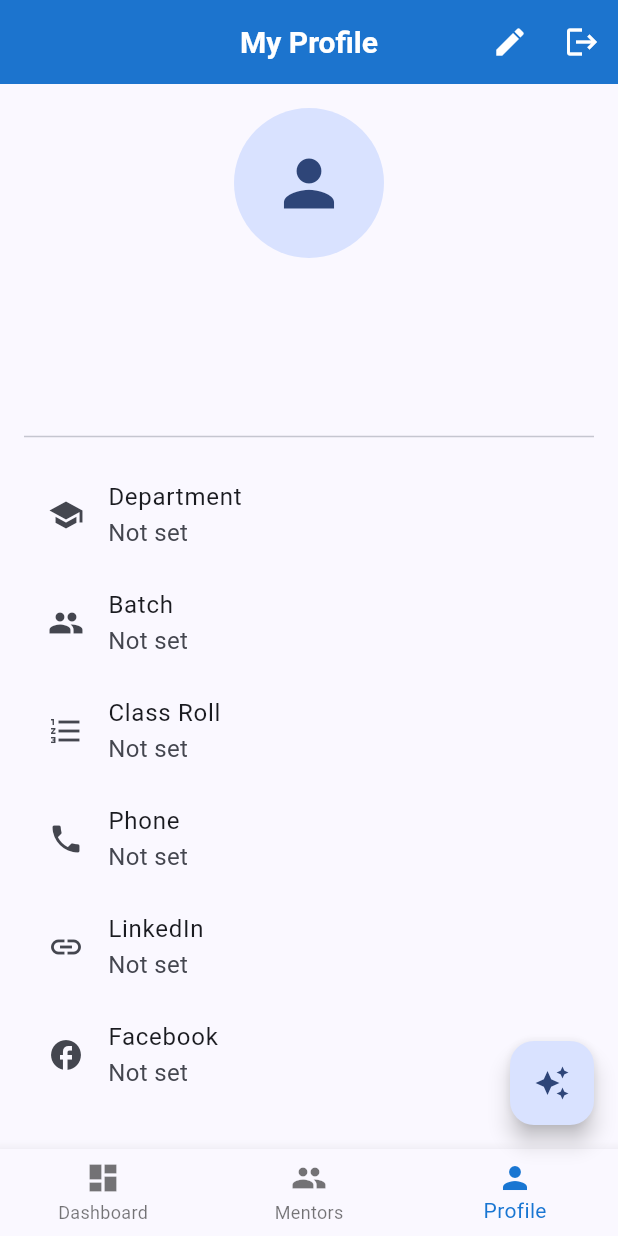
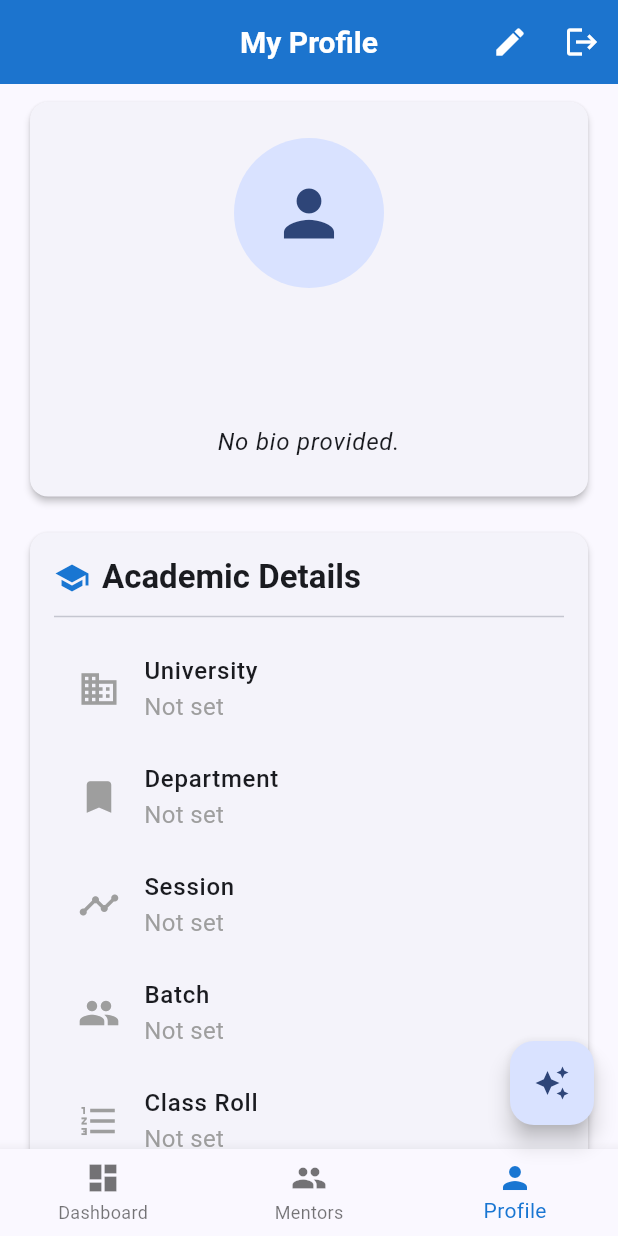
Before and after one commit to AbdullahRFA/campus_guardian, a Flutter app: the screen it shows once a user with an empty profile is signed in, item 3 of the bottom bar chosen, on a phone screen of 412 x 824 dp. Run offline on Flutter 3.47's test engine with Material 3 defaults, Android fonts, the phone set to English and light mode, and no system bars; our stand-ins replace cloud_firestore, firebase_auth, firebase_core, flutter_dotenv, go_router, image_picker and 1 more; missing offline and left inert: gpt_markdown; accounts and stored records are empty.

Commit message:
Modify Profile screen:
This version includes the reorganized layout with separate cards for "Academic Details," "Contact Information" (with email), and "Social Links."

Signed-off-by: AbdullahRFA <shakibrybmn@gmail.com>

```diff
--- a/lib/features/profile/screens/profile_screen.dart
+++ b/lib/features/profile/screens/profile_screen.dart
@@ -6,6 +6,7 @@ import 'package:firebase_auth/firebase_auth.dart';
 import 'package:flutter/material.dart';
 import 'package:go_router/go_router.dart';
 import 'package:shared_preferences/shared_preferences.dart';
+import 'package:url_launcher/url_launcher.dart';
 
 class ProfileScreen extends StatefulWidget {
   const ProfileScreen({super.key});
@@ -24,13 +25,23 @@ class _ProfileScreenState extends State<ProfileScreen> {
     _loadLocalImage();
   }
 
-  // Load the saved image path from SharedPreferences
   Future<void> _loadLocalImage() async {
     final prefs = await SharedPreferences.getInstance();
     if (mounted) {
       setState(() {
         _localImagePath = prefs.getString('profile_pic_path_$currentUserId');
       });
+    }
+  }
+
+  Future<void> _launchURL(String urlString) async {
+    final Uri url = Uri.parse(urlString);
+    if (!await launchUrl(url, mode: LaunchMode.externalApplication)) {
+      if (mounted) {
+        ScaffoldMessenger.of(context).showSnackBar(
+          SnackBar(content: Text('Could not launch $urlString')),
+        );
+      }
     }
   }
 
@@ -44,14 +55,8 @@ class _ProfileScreenState extends State<ProfileScreen> {
             icon: const Icon(Icons.edit),
             tooltip: 'Edit Profile',
             onPressed: () async {
-              // Wait for the edit screen to close
               await context.push('/app/profile/edit');
-
-              // After returning, trigger a rebuild to ensure the StreamBuilder
-              // fetches the absolute latest data.
-              if (mounted) {
-                setState(() {});
-              }
+              _loadLocalImage();
             },
           ),
           IconButton(
@@ -75,30 +80,68 @@ class _ProfileScreenState extends State<ProfileScreen> {
           }
 
           var userData = snapshot.data!.data() as Map<String, dynamic>;
-          String firestoreImageUrl = userData['profilePicUrl'] ?? '';
 
-          ImageProvider? backgroundImage;
-          // Priority 1: Use the freshly loaded local path
-          if (_localImagePath != null && _localImagePath!.isNotEmpty) {
-            if (kIsWeb) {
-              backgroundImage = NetworkImage(_localImagePath!); // For blob:http URL
-            } else {
-              backgroundImage = FileImage(File(_localImagePath!));
-            }
-          }
-          // Priority 2: Use the path from Firestore (fallback)
-          else if (firestoreImageUrl.isNotEmpty) {
-            if (firestoreImageUrl.startsWith('http')) {
-              backgroundImage = NetworkImage(firestoreImageUrl);
-            } else if (!kIsWeb) {
-              backgroundImage = FileImage(File(firestoreImageUrl));
-            }
+          return ListView(
+            padding: const EdgeInsets.symmetric(horizontal: 16.0, vertical: 8.0),
+            children: [
+              _buildProfileHeader(context, userData),
+              const SizedBox(height: 16),
+              _buildInfoCard(
+                context,
+                title: 'Academic Details',
+                icon: Icons.school,
+                children: [
+                  _buildProfileInfoTile(Icons.business, 'University', userData['university']),
+                  _buildProfileInfoTile(Icons.bookmark, 'Department', userData['department']),
+                  _buildProfileInfoTile(Icons.timeline, 'Session', userData['session']),
+                  _buildProfileInfoTile(Icons.group, 'Batch', userData['batch']),
+                  _buildProfileInfoTile(Icons.format_list_numbered, 'Class Roll', userData['classRoll']),
+                  _buildProfileInfoTile(Icons.star, 'B.Sc CGPA', userData['bscCgpa']),
+                  _buildProfileInfoTile(Icons.star_border, 'M.Sc CGPA', userData['mscCgpa']),
+                ],
+              ),
+              const SizedBox(height: 16),
+              _buildInfoCard(
+                context,
+                title: 'Contact Information',
+                icon: Icons.contact_page,
+                children: [
+                  _buildProfileInfoTile(Icons.email, 'Email', userData['email']),
+                  _buildProfileInfoTile(Icons.phone, 'Phone', userData['phoneNumber']),
+                ],
+              ),
+              const SizedBox(height: 16),
+              _buildInfoCard(
+                context,
+                title: 'Social Links',
+                icon: Icons.public,
+                children: [
+                  _buildSocialLinkTile(Icons.link, 'LinkedIn', userData['linkedinUrl']),
+                  _buildSocialLinkTile(Icons.facebook, 'Facebook', userData['facebookUrl']),
+                ],
+              ),
+            ],
+          );
+        },
+      ),
+    );
   }
 
-          return ListView(
-            padding: const EdgeInsets.all(16.0),
-            children: [
-              Center(
+  Widget _buildProfileHeader(BuildContext context, Map<String, dynamic> userData) {
+    String firestoreImageUrl = userData['profilePicUrl'] ?? '';
+    ImageProvider? backgroundImage;
+
+    if (_localImagePath != null && _localImagePath!.isNotEmpty) {
+      backgroundImage = kIsWeb ? NetworkImage(_localImagePath!) : FileImage(File(_localImagePath!)) as ImageProvider;
+    } else if (firestoreImageUrl.isNotEmpty) {
+      backgroundImage = firestoreImageUrl.startsWith('http') ? NetworkImage(firestoreImageUrl) : (kIsWeb ? null : FileImage(File(firestoreImageUrl)) as ImageProvider);
+    }
+
+    return Card(
+      elevation: 2.0,
+      shape: RoundedRectangleBorder(borderRadius: BorderRadius.circular(12)),
+      child: Padding(
+        padding: const EdgeInsets.all(24.0),
         child: Column(
           children: [
             CircleAvatar(
@@ -107,32 +150,69 @@ class _ProfileScreenState extends State<ProfileScreen> {
               child: backgroundImage == null ? const Icon(Icons.person, size: 50) : null,
             ),
             const SizedBox(height: 16),
-                    Text(userData['fullName'] ?? 'N/A', style: Theme.of(context).textTheme.headlineSmall),
-                    Text(userData['email'] ?? 'N/A', style: Theme.of(context).textTheme.bodyMedium),
-                    const SizedBox(height: 8),
-                    Text(userData['bio'] ?? 'No bio provided.', textAlign: TextAlign.center, style: Theme.of(context).textTheme.bodyLarge),
+            Text(userData['fullName'] ?? 'N/A', style: Theme.of(context).textTheme.headlineSmall?.copyWith(fontWeight: FontWeight.bold)),
+            const SizedBox(height: 4),
+            Text(userData['email'] ?? 'N/A', style: Theme.of(context).textTheme.bodyMedium?.copyWith(color: Colors.grey[600])),
+            const SizedBox(height: 16),
+            Text(
+              userData['bio'] != null && userData['bio'].isNotEmpty ? userData['bio'] : 'No bio provided.',
+              textAlign: TextAlign.center,
+              style: Theme.of(context).textTheme.bodyLarge?.copyWith(fontStyle: FontStyle.italic),
+            ),
           ],
         ),
       ),
-              const Divider(height: 32),
-              _buildProfileInfoTile(Icons.school, 'Department', userData['department']),
-              _buildProfileInfoTile(Icons.group, 'Batch', userData['batch']),
-              _buildProfileInfoTile(Icons.format_list_numbered, 'Class Roll', userData['classRoll']),
-              _buildProfileInfoTile(Icons.phone, 'Phone', userData['phoneNumber']),
-              _buildProfileInfoTile(Icons.link, 'LinkedIn', userData['linkedinUrl']),
-              _buildProfileInfoTile(Icons.facebook, 'Facebook', userData['facebookUrl']),
+    );
+  }
+
+  Widget _buildInfoCard(BuildContext context, {required String title, required IconData icon, required List<Widget> children}) {
+    return Card(
+      elevation: 2.0,
+      shape: RoundedRectangleBorder(borderRadius: BorderRadius.circular(12)),
+      child: Padding(
+        padding: const EdgeInsets.all(16.0),
+        child: Column(
+          crossAxisAlignment: CrossAxisAlignment.start,
+          children: [
+            Row(
+              children: [
+                Icon(icon, color: Theme.of(context).colorScheme.primary),
+                const SizedBox(width: 8),
+                Text(title, style: Theme.of(context).textTheme.titleLarge?.copyWith(fontWeight: FontWeight.bold)),
               ],
-          );
-        },
+            ),
+            const Divider(height: 24),
+            ...children,
+          ],
+        ),
       ),
     );
   }
 
   Widget _buildProfileInfoTile(IconData icon, String title, String? subtitle) {
+    final bool hasData = subtitle != null && subtitle.isNotEmpty;
     return ListTile(
-      leading: Icon(icon),
-      title: Text(title),
-      subtitle: Text(subtitle != null && subtitle.isNotEmpty ? subtitle : 'Not set'),
+      leading: Icon(icon, size: 28, color: Colors.grey[500]),
+      title: Text(title, style: const TextStyle(fontWeight: FontWeight.w500)),
+      subtitle: Text(
+        hasData ? subtitle : 'Not set',
+        style: TextStyle(fontSize: 16, color: hasData ? Colors.black87 : Colors.grey),
+      ),
+    );
+  }
+
+  Widget _buildSocialLinkTile(IconData icon, String title, String? url) {
+    final bool hasUrl = url != null && url.isNotEmpty;
+    return ListTile(
+      leading: Icon(icon, size: 28, color: hasUrl ? Theme.of(context).colorScheme.primary : Colors.grey[500]),
+      title: Text(title, style: const TextStyle(fontWeight: FontWeight.w500)),
+      subtitle: Text(
+        hasUrl ? url : 'Not set',
+        style: TextStyle(fontSize: 14, color: hasUrl ? Colors.blue : Colors.grey, decoration: hasUrl ? TextDecoration.underline : null),
+        overflow: TextOverflow.ellipsis,
+      ),
+      onTap: hasUrl ? () => _launchURL(url) : null,
+      trailing: hasUrl ? const Icon(Icons.open_in_new, size: 20) : null,
     );
   }
 }
--- a/pubspec.yaml
+++ b/pubspec.yaml
@@ -53,6 +53,7 @@ dependencies:
   image_picker: ^1.2.0
   firebase_storage: ^13.0.3
   path_provider: ^2.1.5
+  url_launcher: ^6.3.2
 dev_dependencies:
   flutter_test:
     sdk: flutter
```
Also changed, not shown: pubspec.lock, 5 other files. Lines whose indentation alone changed are shown as unchanged.
